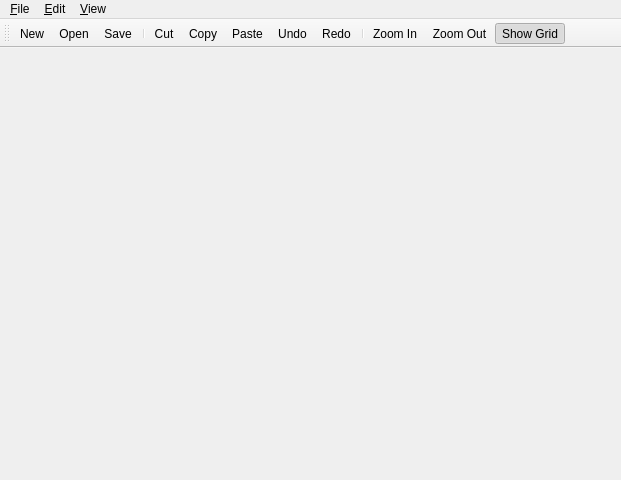
Qt form mainwindow.ui (IanFinlayson/gba-tileeditor) before a commit.
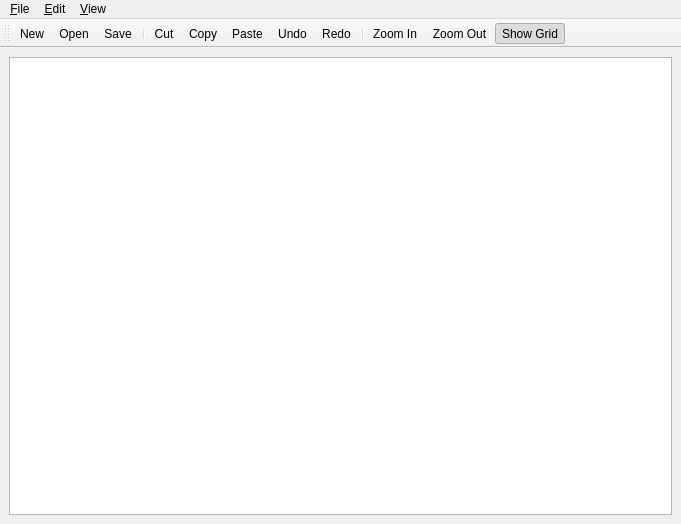
The same form after that commit.

Commit message: added a graphics area, now to get painting onto it

Patch:
```diff
--- a/mainwindow.ui
+++ b/mainwindow.ui
@@ -6,20 +6,30 @@
    <rect>
     <x>0</x>
     <y>0</y>
-    <width>621</width>
-    <height>480</height>
+    <width>681</width>
+    <height>524</height>
    </rect>
   </property>
   <property name="windowTitle">
    <string>MainWindow</string>
   </property>
-  <widget class="QWidget" name="centralwidget"/>
+  <widget class="QWidget" name="centralwidget">
+   <layout class="QVBoxLayout" name="verticalLayout">
+    <item>
+     <widget class="QGraphicsView" name="graphicsView">
+      <property name="cursor" stdset="0">
+       <cursorShape>ArrowCursor</cursorShape>
+      </property>
+     </widget>
+    </item>
+   </layout>
+  </widget>
   <widget class="QMenuBar" name="menubar">
    <property name="geometry">
     <rect>
      <x>0</x>
      <y>0</y>
-     <width>621</width>
+     <width>681</width>
      <height>18</height>
     </rect>
    </property>
```
The commit also changes 1 other file.
